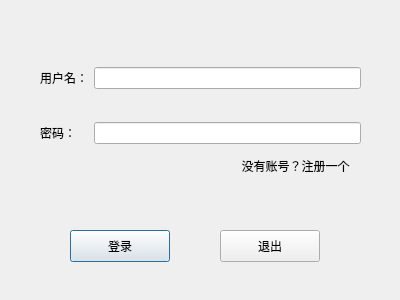
The window that QtGameStore/logindialog.ui (Syunjyan/Qt-gamestore) describes before a commit, drawn with Qt 5.
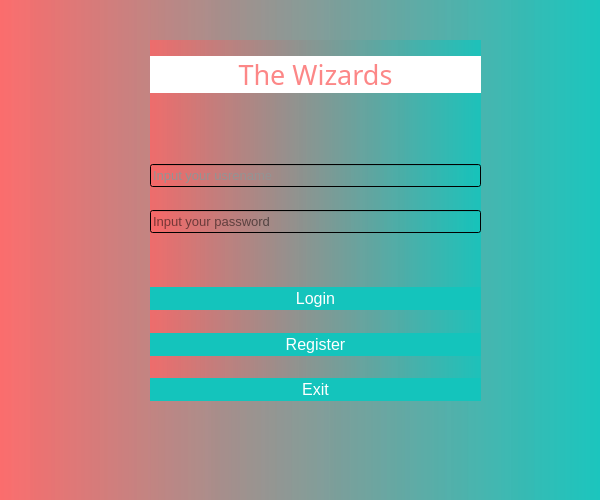
The same window after the commit.

The edit to the form file:
```diff
--- a/QtGameStore/logindialog.ui
+++ b/QtGameStore/logindialog.ui
@@ -6,95 +6,644 @@
    <rect>
     <x>0</x>
     <y>0</y>
-    <width>400</width>
-    <height>300</height>
+    <width>600</width>
+    <height>500</height>
    </rect>
   </property>
+  <property name="minimumSize">
+   <size>
+    <width>600</width>
+    <height>500</height>
+   </size>
+  </property>
   <property name="windowTitle">
    <string>Dialog</string>
   </property>
-  <widget class="QWidget" name="formLayoutWidget">
+  <property name="styleSheet">
+   <string notr="true">background-color: qlineargradient(spread:pad, x1:0, y1:0, x2:1, y2:0, stop:0 rgba(251,102,102, 200), stop:1 rgba(20,196,188, 210));
+alternate-background-color: rgb(255, 255, 255);
+</string>
+  </property>
+  <widget class="QWidget" name="widget" native="true">
    <property name="geometry">
     <rect>
-     <x>40</x>
+     <x>150</x>
      <y>40</y>
-     <width>321</width>
-     <height>131</height>
+     <width>331</width>
+     <height>361</height>
     </rect>
    </property>
-   <layout class="QGridLayout" name="gridLayout">
-    <item row="0" column="0">
-     <widget class="QLabel" name="label">
+   <property name="autoFillBackground">
+    <bool>false</bool>
+   </property>
+   <property name="styleSheet">
+    <string notr="true">QWidget#widget{
+
+    border-radius: 12px;
+background-color: rgb(255, 255, 255);
+};</string>
+   </property>
+   <layout class="QVBoxLayout" name="verticalLayout">
+    <item>
+     <spacer name="verticalSpacer_3">
+      <property name="orientation">
+       <enum>Qt::Vertical</enum>
+      </property>
+      <property name="sizeHint" stdset="0">
+       <size>
+        <width>20</width>
+        <height>40</height>
+       </size>
+      </property>
+     </spacer>
+    </item>
+    <item>
+     <widget class="QLabel" name="header">
+      <property name="font">
+       <font>
+        <family>Lucida Calligraphy</family>
+        <pointsize>20</pointsize>
+        <italic>false</italic>
+        <bold>false</bold>
+       </font>
+      </property>
+      <property name="styleSheet">
+       <string notr="true">QLabel#header {
+background-color: rgb(255, 255, 255);color:rgba(251,102,102, 200);}</string>
+      </property>
       <property name="text">
-       <string>用户名：</string>
+       <string>The Wizards</string>
       </property>
+      <property name="textFormat">
+       <enum>Qt::AutoText</enum>
+      </property>
+      <property name="alignment">
+       <set>Qt::AlignCenter</set>
+      </property>
      </widget>
     </item>
-    <item row="1" column="1">
+    <item>
+     <spacer name="verticalSpacer_8">
+      <property name="orientation">
+       <enum>Qt::Vertical</enum>
+      </property>
+      <property name="sizeHint" stdset="0">
+       <size>
+        <width>20</width>
+        <height>40</height>
+       </size>
+      </property>
+     </spacer>
+    </item>
+    <item>
+     <spacer name="verticalSpacer_9">
+      <property name="orientation">
+       <enum>Qt::Vertical</enum>
+      </property>
+      <property name="sizeHint" stdset="0">
+       <size>
+        <width>20</width>
+        <height>40</height>
+       </size>
+      </property>
+     </spacer>
+    </item>
+    <item>
+     <spacer name="verticalSpacer_11">
+      <property name="orientation">
+       <enum>Qt::Vertical</enum>
+      </property>
+      <property name="sizeHint" stdset="0">
+       <size>
+        <width>20</width>
+        <height>40</height>
+       </size>
+      </property>
+     </spacer>
+    </item>
+    <item>
+     <spacer name="verticalSpacer_12">
+      <property name="orientation">
+       <enum>Qt::Vertical</enum>
+      </property>
+      <property name="sizeHint" stdset="0">
+       <size>
+        <width>20</width>
+        <height>40</height>
+       </size>
+      </property>
+     </spacer>
+    </item>
+    <item>
+     <spacer name="verticalSpacer">
+      <property name="orientation">
+       <enum>Qt::Vertical</enum>
+      </property>
+      <property name="sizeHint" stdset="0">
+       <size>
+        <width>10</width>
+        <height>20</height>
+       </size>
+      </property>
+     </spacer>
+    </item>
+    <item>
+     <widget class="QLineEdit" name="usrLineEdit">
+      <property name="palette">
+       <palette>
+        <active>
+         <colorrole role="WindowText">
+          <brush brushstyle="SolidPattern">
+           <color alpha="255">
+            <red>147</red>
+            <green>147</green>
+            <blue>147</blue>
+           </color>
+          </brush>
+         </colorrole>
+         <colorrole role="Button">
+          <brush brushstyle="SolidPattern">
+           <color alpha="255">
+            <red>255</red>
+            <green>255</green>
+            <blue>255</blue>
+           </color>
+          </brush>
+         </colorrole>
+         <colorrole role="Text">
+          <brush brushstyle="SolidPattern">
+           <color alpha="255">
+            <red>147</red>
+            <green>147</green>
+            <blue>147</blue>
+           </color>
+          </brush>
+         </colorrole>
+         <colorrole role="ButtonText">
+          <brush brushstyle="SolidPattern">
+           <color alpha="255">
+            <red>147</red>
+            <green>147</green>
+            <blue>147</blue>
+           </color>
+          </brush>
+         </colorrole>
+         <colorrole role="Window">
+          <brush brushstyle="SolidPattern">
+           <color alpha="255">
+            <red>255</red>
+            <green>255</green>
+            <blue>255</blue>
+           </color>
+          </brush>
+         </colorrole>
+         <colorrole role="AlternateBase">
+          <brush brushstyle="SolidPattern">
+           <color alpha="255">
+            <red>255</red>
+            <green>255</green>
+            <blue>255</blue>
+           </color>
+          </brush>
+         </colorrole>
+         <colorrole role="PlaceholderText">
+          <brush brushstyle="SolidPattern">
+           <color alpha="255">
+            <red>147</red>
+            <green>147</green>
+            <blue>147</blue>
+           </color>
+          </brush>
+         </colorrole>
+        </active>
+        <inactive>
+         <colorrole role="WindowText">
+          <brush brushstyle="SolidPattern">
+           <color alpha="255">
+            <red>147</red>
+            <green>147</green>
+            <blue>147</blue>
+           </color>
+          </brush>
+         </colorrole>
+         <colorrole role="Button">
+          <brush brushstyle="SolidPattern">
+           <color alpha="255">
+            <red>255</red>
+            <green>255</green>
+            <blue>255</blue>
+           </color>
+          </brush>
+         </colorrole>
+         <colorrole role="Text">
+          <brush brushstyle="SolidPattern">
+           <color alpha="255">
+            <red>147</red>
+            <green>147</green>
+            <blue>147</blue>
+           </color>
+          </brush>
+         </colorrole>
+         <colorrole role="ButtonText">
+          <brush brushstyle="SolidPattern">
+           <color alpha="255">
+            <red>147</red>
+            <green>147</green>
+            <blue>147</blue>
+           </color>
+          </brush>
+         </colorrole>
+         <colorrole role="Window">
+          <brush brushstyle="SolidPattern">
+           <color alpha="255">
+            <red>255</red>
+            <green>255</green>
+            <blue>255</blue>
+           </color>
+          </brush>
+         </colorrole>
+         <colorrole role="AlternateBase">
+          <brush brushstyle="SolidPattern">
+           <color alpha="255">
+            <red>255</red>
+            <green>255</green>
+            <blue>255</blue>
+           </color>
+          </brush>
+         </colorrole>
+         <colorrole role="PlaceholderText">
+          <brush brushstyle="SolidPattern">
+           <color alpha="255">
+            <red>147</red>
+            <green>147</green>
+            <blue>147</blue>
+           </color>
+          </brush>
+         </colorrole>
+        </inactive>
+        <disabled>
+         <colorrole role="WindowText">
+          <brush brushstyle="SolidPattern">
+           <color alpha="255">
+            <red>147</red>
+            <green>147</green>
+            <blue>147</blue>
+           </color>
+          </brush>
+         </colorrole>
+         <colorrole role="Button">
+          <brush brushstyle="SolidPattern">
+           <color alpha="255">
+            <red>255</red>
+            <green>255</green>
+            <blue>255</blue>
+           </color>
+          </brush>
+         </colorrole>
+         <colorrole role="Text">
+          <brush brushstyle="SolidPattern">
+           <color alpha="255">
+            <red>147</red>
+            <green>147</green>
+            <blue>147</blue>
+           </color>
+          </brush>
+         </colorrole>
+         <colorrole role="ButtonText">
+          <brush brushstyle="SolidPattern">
+           <color alpha="255">
+            <red>147</red>
+            <green>147</green>
+            <blue>147</blue>
+           </color>
+          </brush>
+         </colorrole>
+         <colorrole role="Window">
+          <brush brushstyle="SolidPattern">
+           <color alpha="255">
+            <red>255</red>
+            <green>255</green>
+            <blue>255</blue>
+           </color>
+          </brush>
+         </colorrole>
+         <colorrole role="AlternateBase">
+          <brush brushstyle="SolidPattern">
+           <color alpha="255">
+            <red>255</red>
+            <green>255</green>
+            <blue>255</blue>
+           </color>
+          </brush>
+         </colorrole>
+         <colorrole role="PlaceholderText">
+          <brush brushstyle="SolidPattern">
+           <color alpha="255">
+            <red>147</red>
+            <green>147</green>
+            <blue>147</blue>
+           </color>
+          </brush>
+         </colorrole>
+        </disabled>
+       </palette>
+      </property>
+      <property name="font">
+       <font>
+        <pointsize>10</pointsize>
+       </font>
+      </property>
+      <property name="contextMenuPolicy">
+       <enum>Qt::DefaultContextMenu</enum>
+      </property>
+      <property name="autoFillBackground">
+       <bool>false</bool>
+      </property>
+      <property name="styleSheet">
+       <string notr="true">QLineEdit#usrLineEdit{
+color: rgb(147, 147, 147);
+                            	padding-left:6px;
+
+    border: 1px solid rgb(20,196,188);
+border-radius:8px;
+    background-color: #ffffff;
+};</string>
+      </property>
+      <property name="inputMask">
+       <string/>
+      </property>
+      <property name="text">
+       <string/>
+      </property>
+      <property name="frame">
+       <bool>true</bool>
+      </property>
+      <property name="echoMode">
+       <enum>QLineEdit::Normal</enum>
+      </property>
+      <property name="placeholderText">
+       <string>Input your usrename</string>
+      </property>
+      <property name="cursorMoveStyle">
+       <enum>Qt::LogicalMoveStyle</enum>
+      </property>
+     </widget>
+    </item>
+    <item>
+     <spacer name="verticalSpacer_6">
+      <property name="orientation">
+       <enum>Qt::Vertical</enum>
+      </property>
+      <property name="sizeHint" stdset="0">
+       <size>
+        <width>20</width>
+        <height>40</height>
+       </size>
+      </property>
+     </spacer>
+    </item>
+    <item>
      <widget class="QLineEdit" name="pwdLineEdit">
+      <property name="font">
+       <font>
+        <pointsize>10</pointsize>
+       </font>
+      </property>
+      <property name="styleSheet">
+       <string notr="true">QLineEdit#pwdLineEdit{
+color: rgb(147, 147, 147);
+                            	padding-left:6px;
+
+    border: 1px solid rgb(20,196,188);
+border-radius: 8px;
+    background-color: #ffffff;
+};</string>
+      </property>
       <property name="echoMode">
        <enum>QLineEdit::Password</enum>
       </property>
-     </widget>
-    </item>
-    <item row="0" column="1">
-     <widget class="QLineEdit" name="usrLineEdit">
       <property name="placeholderText">
-       <string/>
+       <string>Input your password</string>
       </property>
      </widget>
     </item>
-    <item row="1" column="0">
-     <widget class="QLabel" name="label_2">
+    <item>
+     <spacer name="verticalSpacer_10">
+      <property name="orientation">
+       <enum>Qt::Vertical</enum>
+      </property>
+      <property name="sizeHint" stdset="0">
+       <size>
+        <width>20</width>
+        <height>40</height>
+       </size>
+      </property>
+     </spacer>
+    </item>
+    <item>
+     <spacer name="verticalSpacer_7">
+      <property name="orientation">
+       <enum>Qt::Vertical</enum>
+      </property>
+      <property name="sizeHint" stdset="0">
+       <size>
+        <width>20</width>
+        <height>40</height>
+       </size>
+      </property>
+     </spacer>
+    </item>
+    <item>
+     <spacer name="verticalSpacer_2">
+      <property name="orientation">
+       <enum>Qt::Vertical</enum>
+      </property>
+      <property name="sizeHint" stdset="0">
+       <size>
+        <width>20</width>
+        <height>40</height>
+       </size>
+      </property>
+     </spacer>
+    </item>
+    <item>
+     <widget class="QPushButton" name="loginBtn">
+      <property name="font">
+       <font>
+        <pointsize>12</pointsize>
+       </font>
+      </property>
+      <property name="autoFillBackground">
+       <bool>false</bool>
+      </property>
+      <property name="styleSheet">
+       <string notr="true">QPushButton#loginBtn {
+    border-radius: 12px;
+    border:2px solid rgb(20,196,188);
+background-color: rgb(20,196,188);
+    color:  rgb(255, 255, 255);
+}
+ 
+QPushButton#loginBtn:hover {
+    border-radius: 12px;
+    color: rgb(20,196,188);
+    background-color: rgb(255,255,255);
+  border:2px solid rgb(20,196,188);
+    border-color: rgb(20,196,188);
+}
+ 
+QPushButton#loginBtn:pressed {
+    border: 0px;
+    background-color: #ffffff;
+    border-radius: 12px;
+}
+ 
+QPushButton#loginBtn:disabled {
+    border: 0px;
+    border-radius: 12px;
+    border: 1px solid #46bcff;
+    opacity: 0.4;
+}</string>
+      </property>
       <property name="text">
-       <string>密码：</string>
+       <string>Login</string>
+      </property>
+      <property name="iconSize">
+       <size>
+        <width>40</width>
+        <height>40</height>
+       </size>
+      </property>
+     </widget>
+    </item>
+    <item>
+     <spacer name="verticalSpacer_4">
+      <property name="orientation">
+       <enum>Qt::Vertical</enum>
+      </property>
+      <property name="sizeHint" stdset="0">
+       <size>
+        <width>20</width>
+        <height>40</height>
+       </size>
+      </property>
+     </spacer>
+    </item>
+    <item>
+     <widget class="QPushButton" name="signBtn">
+      <property name="font">
+       <font>
+        <pointsize>12</pointsize>
+       </font>
+      </property>
+      <property name="styleSheet">
+       <string notr="true">QPushButton#signBtn {
+    border-radius: 12px;
+    border:2px solid rgb(20,196,188);
+background-color: rgb(20,196,188);
+    color:  rgb(255, 255, 255);
+}
+ 
+QPushButton#signBtn:hover {
+    border-radius: 12px;
+    color: rgb(20,196,188);
+    background-color: rgb(255,255,255);
+  border:2px solid rgb(20,196,188);
+    border-color: rgb(20,196,188);
+}
+ 
+QPushButton#signBtn:pressed {
+    border: 0px;
+    background-color: #ffffff;
+    border-radius: 12px;
+}
+ 
+QPushButton#signBtn:disabled {
+    border: 0px;
+    border-radius: 12px;
+    border: 1px solid #46bcff;
+    opacity: 0.4;
+}</string>
+      </property>
+      <property name="text">
+       <string>Register</string>
+      </property>
+      <property name="checkable">
+       <bool>false</bool>
+      </property>
+      <property name="checked">
+       <bool>false</bool>
+      </property>
+      <property name="autoRepeat">
+       <bool>false</bool>
+      </property>
+      <property name="flat">
+       <bool>false</bool>
+      </property>
+     </widget>
+    </item>
+    <item>
+     <spacer name="verticalSpacer_5">
+      <property name="orientation">
+       <enum>Qt::Vertical</enum>
+      </property>
+      <property name="sizeHint" stdset="0">
+       <size>
+        <width>20</width>
+        <height>40</height>
+       </size>
+      </property>
+     </spacer>
+    </item>
+    <item>
+     <widget class="QPushButton" name="exitBtn">
+      <property name="font">
+       <font>
+        <pointsize>12</pointsize>
+       </font>
+      </property>
+      <property name="styleSheet">
+       <string notr="true">QPushButton#exitBtn {
+    border-radius: 12px;
+    border:2px solid rgb(20,196,188);
+background-color: rgb(20,196,188);
+    color:  rgb(255, 255, 255);
+}
+ 
+QPushButton#exitBtn:hover {
+    border-radius: 12px;
+    color: rgb(20,196,188);
+    background-color: rgb(255,255,255);
+  border:2px solid rgb(20,196,188);
+    border-color: rgb(20,196,188);
+}
+ 
+QPushButton#exitBtn:pressed {
+    border: 0px;
+    background-color: #ffffff;
+    border-radius: 12px;
+}
+ 
+QPushButton#exitBtn:disabled {
+    border: 0px;
+    border-radius: 12px;
+    border: 1px solid #46bcff;
+    opacity: 0.4;
+}</string>
+      </property>
+      <property name="text">
+       <string>Exit</string>
+      </property>
+      <property name="iconSize">
+       <size>
+        <width>40</width>
+        <height>40</height>
+       </size>
       </property>
      </widget>
     </item>
    </layout>
   </widget>
-  <widget class="QPushButton" name="loginBtn">
-   <property name="geometry">
-    <rect>
-     <x>70</x>
-     <y>230</y>
-     <width>100</width>
-     <height>32</height>
-    </rect>
-   </property>
-   <property name="text">
-    <string>登录</string>
-   </property>
-  </widget>
-  <widget class="QPushButton" name="exitBtn">
-   <property name="geometry">
-    <rect>
-     <x>220</x>
-     <y>230</y>
-     <width>100</width>
-     <height>32</height>
-    </rect>
-   </property>
-   <property name="text">
-    <string>退出</string>
-   </property>
-  </widget>
-  <widget class="QPushButton" name="signBtn">
-   <property name="geometry">
-    <rect>
-     <x>230</x>
-     <y>150</y>
-     <width>131</width>
-     <height>32</height>
-    </rect>
-   </property>
-   <property name="text">
-    <string>没有账号？注册一个</string>
-   </property>
-   <property name="flat">
-    <bool>true</bool>
-   </property>
-  </widget>
  </widget>
  <resources/>
  <connections/>
```
